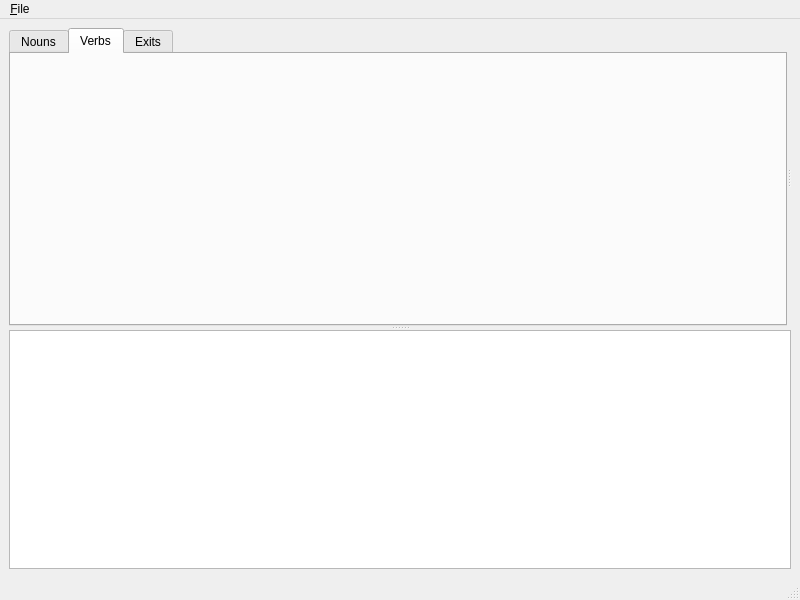
Qt form base/nautilus/view/main-window.ui (jason80/dragonfly) before a commit.
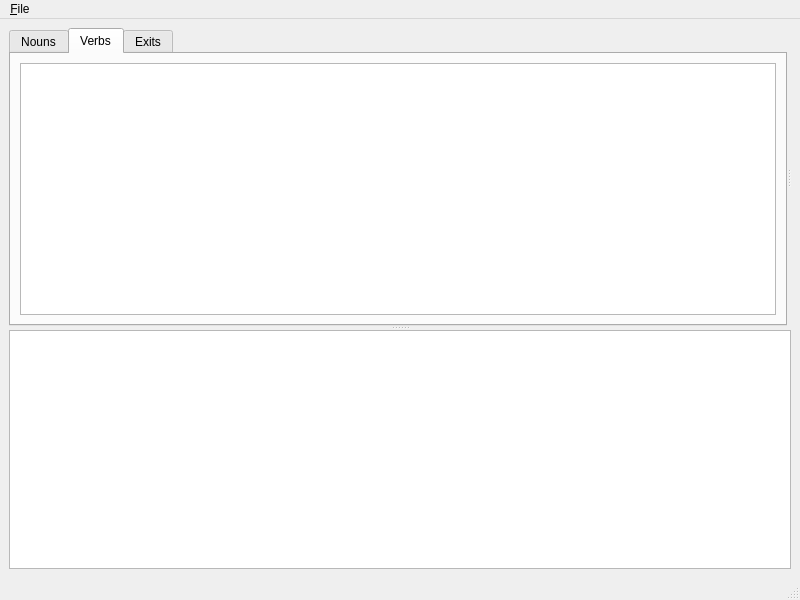
The same form after that commit. The open tabs and pages were chosen to show the change.

Commit message: feat: create verb widget, load verb list

What changed in the file:
```diff
--- a/base/nautilus/view/main-window.ui
+++ b/base/nautilus/view/main-window.ui
@@ -52,6 +52,11 @@
          <attribute name="title">
           <string>Verbs</string>
          </attribute>
+         <layout class="QVBoxLayout" name="verticalLayout_3">
+          <item>
+           <widget class="QListView" name="verbList"/>
+          </item>
+         </layout>
         </widget>
         <widget class="QWidget" name="exitsTab">
          <attribute name="title">
```
Left out of the diff: 2 changed lines with no effect on the pictures. The commit also changes 3 other files.
